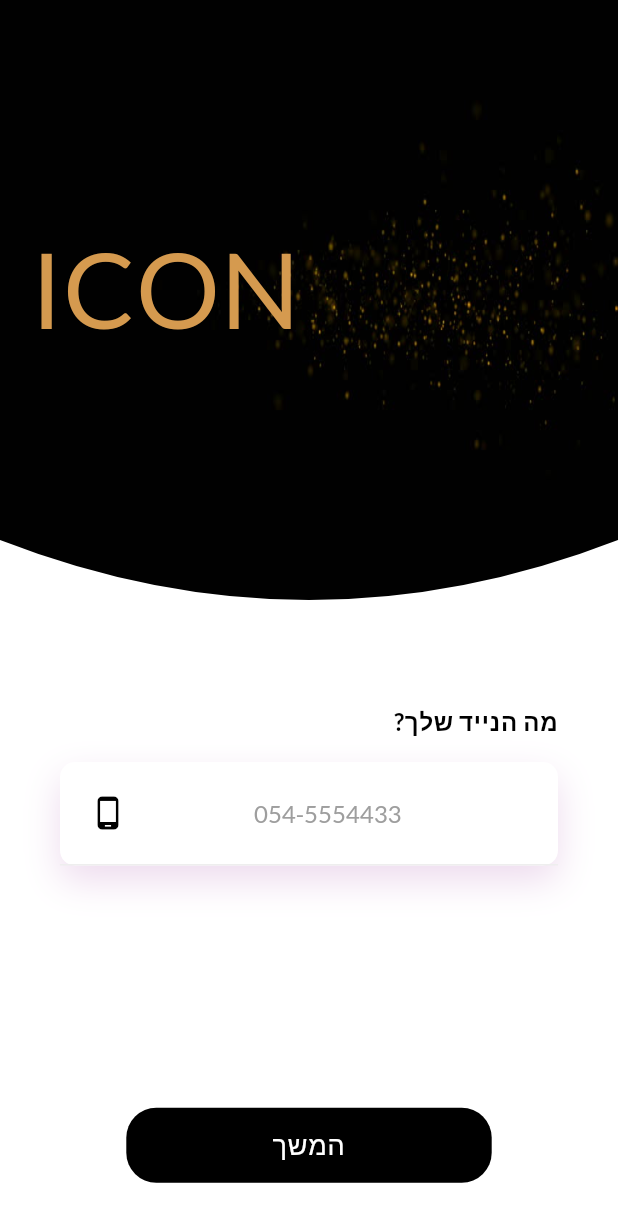
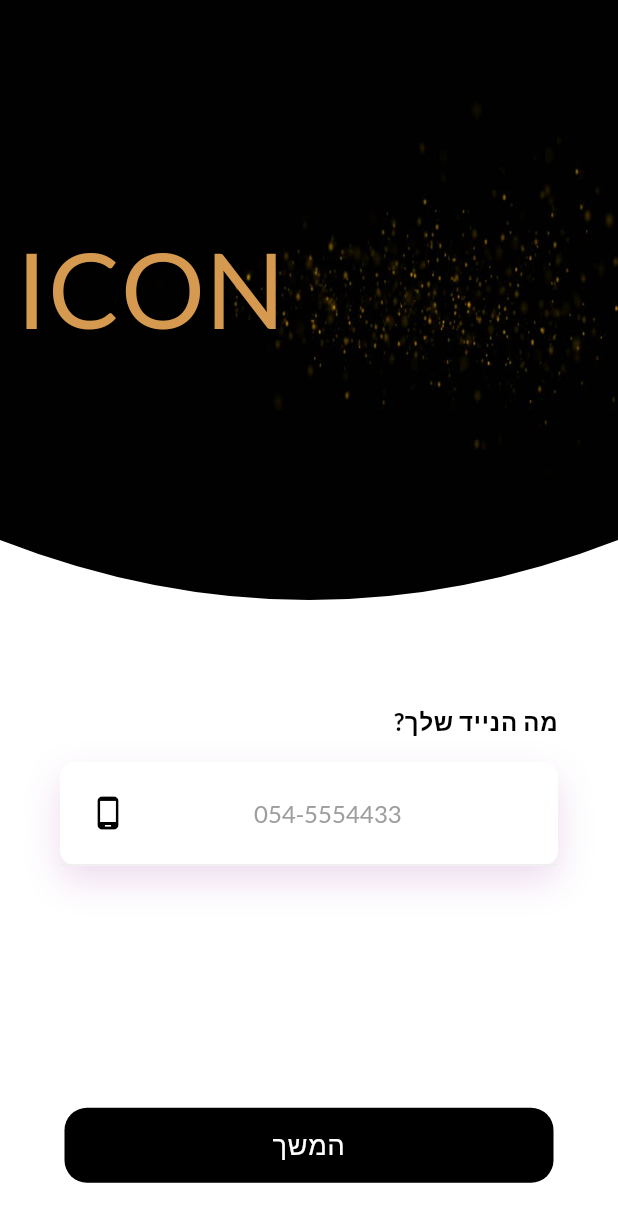
Before and after one commit to droididan/icon_mock, a Flutter app: the screen it shows after launch, after a tap on "המשך", on a phone screen of 412 x 824 dp. Shown: the top 1222 px of the screen. Run offline on Flutter 3.47's test engine with Material 2 defaults, Android fonts, the phone set to English and light mode, and no system bars; our stand-ins replace google_fonts, simple_animations.

Commit message:
ui changes

```diff
--- a/icon_mock/lib/login/login_page.dart
+++ b/icon_mock/lib/login/login_page.dart
@@ -65,24 +65,23 @@ class _LoginPageState extends State<LoginPage> {
       child: Stack(
         children: <Widget>[
           ClipPath(
-            clipper: ClippingClass(),
+            clipper: OvalShape(),
             child: Positioned(
               top: -40,
               height: 400,
               width: width,
-              child: FadeAnimation(
-                  1,
+              child:
                   Container(
                     decoration: BoxDecoration(
                         image: DecorationImage(
                             image: AssetImage('assets/black_background.jpg'),
                             fit: BoxFit.fill)),
-                  )),
+                  )
             ),
           ),
           Positioned(
             top: 150,
-            left: 20,
+            left: 10,
             height: 300,
             width: width,
             child: FadeAnimation(
@@ -105,7 +104,7 @@ class _LoginPageState extends State<LoginPage> {
       2.0,
       Center(
         child: Material(
-          borderRadius: BorderRadius.circular(20),
+          borderRadius: BorderRadius.circular(15),
           color: Colors.black,
           child: InkWell(
             splashColor: gold,
@@ -113,10 +112,10 @@ class _LoginPageState extends State<LoginPage> {
             child: Container(
               alignment: Alignment.bottomCenter,
               height: 50,
-              width: MediaQuery.of(context).size.width * .3,
+              width: MediaQuery.of(context).size.width * .5,
               margin: EdgeInsets.symmetric(horizontal: 60),
               decoration:
-                  BoxDecoration(borderRadius: BorderRadius.circular(50)),
+                  BoxDecoration(borderRadius: BorderRadius.circular(20)),
               child: Center(
                 child: HebrewText(
                   "המשך",
@@ -132,8 +131,11 @@ class _LoginPageState extends State<LoginPage> {
 
   void _onContinueTap() {
     final phone = _phoneController.text;
+    final sms = _smsController.text;
+
     if (phone.length > 9) {
       setState(() {
+        currentState =
         opacity = 1.0;
       });
     }
@@ -242,7 +244,7 @@ class _LoginPageState extends State<LoginPage> {
       ]);
 }
 
-class ClippingClass extends CustomClipper<Path> {
+class OvalShape extends CustomClipper<Path> {
   @override
   Path getClip(Size size) {
     var path = Path();
```
